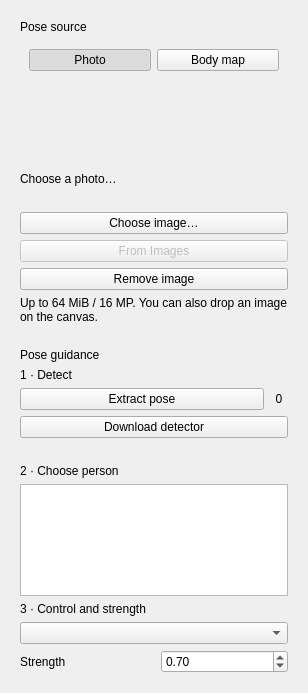
Before: the Qt Designer form src/dtflow/ui/forms/controlnet_editor.ui in djebaz/dtflow, drawn with Qt 5.
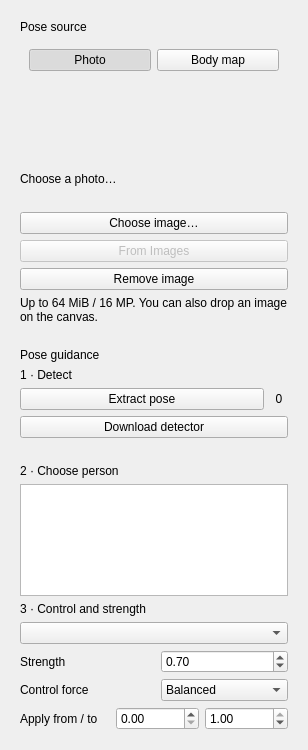
After: the same form once the commit is applied.

Commit message: Add control force and start/end range to the pose control

What changed in the file:
```diff
--- a/src/dtflow/ui/forms/controlnet_editor.ui
+++ b/src/dtflow/ui/forms/controlnet_editor.ui
@@ -31,6 +31,8 @@
      <item><widget class="QLabel" name="poseStep3Label"><property name="text"><string>3 · Control and strength</string></property><property name="wordWrap"><bool>true</bool></property><property name="textRole" stdset="0"><string>caption</string></property></widget></item>
      <item><widget class="QComboBox" name="poseControlCombo"><property name="accessibleName"><string>Pose control</string></property></widget></item>
      <item><layout class="QHBoxLayout" name="poseStrengthRow"><item><widget class="QLabel" name="poseStrengthLabel"><property name="text"><string>Strength</string></property><property name="textRole" stdset="0"><string>caption</string></property></widget></item><item><spacer name="poseStrengthSpacer"><property name="orientation"><enum>Qt::Horizontal</enum></property></spacer></item><item><widget class="QDoubleSpinBox" name="poseStrengthSpin"><property name="accessibleName"><string>Pose control strength</string></property><property name="maximumWidth"><number>112</number></property><property name="toolTip"><string>Control weight, not denoising or text guidance. 0.7 is the suggested start: 0.5 did not follow the pose and 1.0 looked washed out.</string></property><property name="decimals"><number>2</number></property><property name="minimum"><double>0.050000000000000</double></property><property name="maximum"><double>2.000000000000000</double></property><property name="singleStep"><double>0.050000000000000</double></property><property name="value"><double>0.700000000000000</double></property></widget></item></layout></item>
+     <item><layout class="QHBoxLayout" name="poseModeRow"><item><widget class="QLabel" name="poseModeLabel"><property name="text"><string>Control force</string></property><property name="textRole" stdset="0"><string>caption</string></property></widget></item><item><spacer name="poseModeSpacer"><property name="orientation"><enum>Qt::Horizontal</enum></property></spacer></item><item><widget class="QComboBox" name="poseModeCombo"><property name="accessibleName"><string>Pose control force</string></property><property name="toolTip"><string>Draw Things control force. Balanced weighs the prompt and the pose equally, Prompt lets the prompt lead, Control lets the pose lead.</string></property><item><property name="text"><string>Balanced</string></property></item><item><property name="text"><string>Prompt</string></property></item><item><property name="text"><string>Control</string></property></item></widget></item></layout></item>
+     <item><layout class="QHBoxLayout" name="poseRangeRow"><item><widget class="QLabel" name="poseRangeLabel"><property name="text"><string>Apply from / to</string></property><property name="textRole" stdset="0"><string>caption</string></property></widget></item><item><spacer name="poseRangeSpacer"><property name="orientation"><enum>Qt::Horizontal</enum></property></spacer></item><item><widget class="QDoubleSpinBox" name="poseStartSpin"><property name="accessibleName"><string>Pose control start</string></property><property name="toolTip"><string>Where in the sampling steps the control starts, from 0 (first step) to 1. Default 0.</string></property><property name="maximumWidth"><number>84</number></property><property name="decimals"><number>2</number></property><property name="minimum"><double>0.000000000000000</double></property><property name="maximum"><double>0.950000000000000</double></property><property name="singleStep"><double>0.050000000000000</double></property><property name="value"><double>0.000000000000000</double></property></widget></item><item><widget class="QDoubleSpinBox" name="poseEndSpin"><property name="accessibleName"><string>Pose control end</string></property><property name="toolTip"><string>Where in the sampling steps the control stops, up to 1 (last step). Default 1.</string></property><property name="maximumWidth"><number>84</number></property><property name="decimals"><number>2</number></property><property name="minimum"><double>0.050000000000000</double></property><property name="maximum"><double>1.000000000000000</double></property><property name="singleStep"><double>0.050000000000000</double></property><property name="value"><double>1.000000000000000</double></property></widget></item></layout></item>
     </layout>
    </widget></item>
   </layout>
```
The commit also changes 4 other files.
